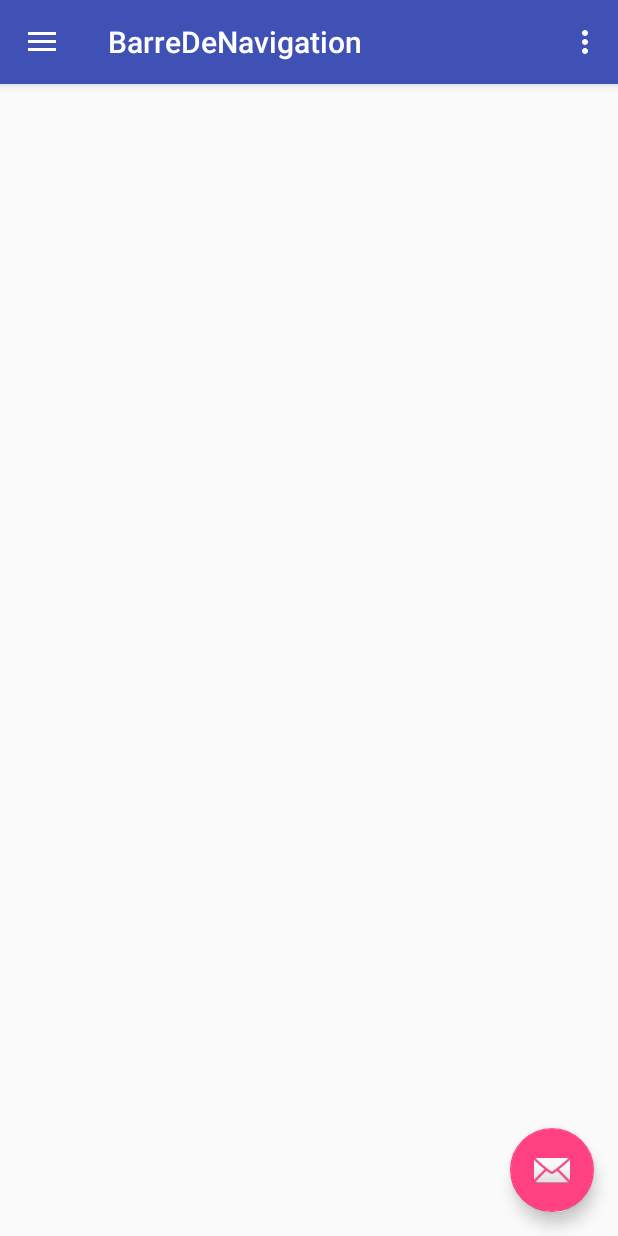
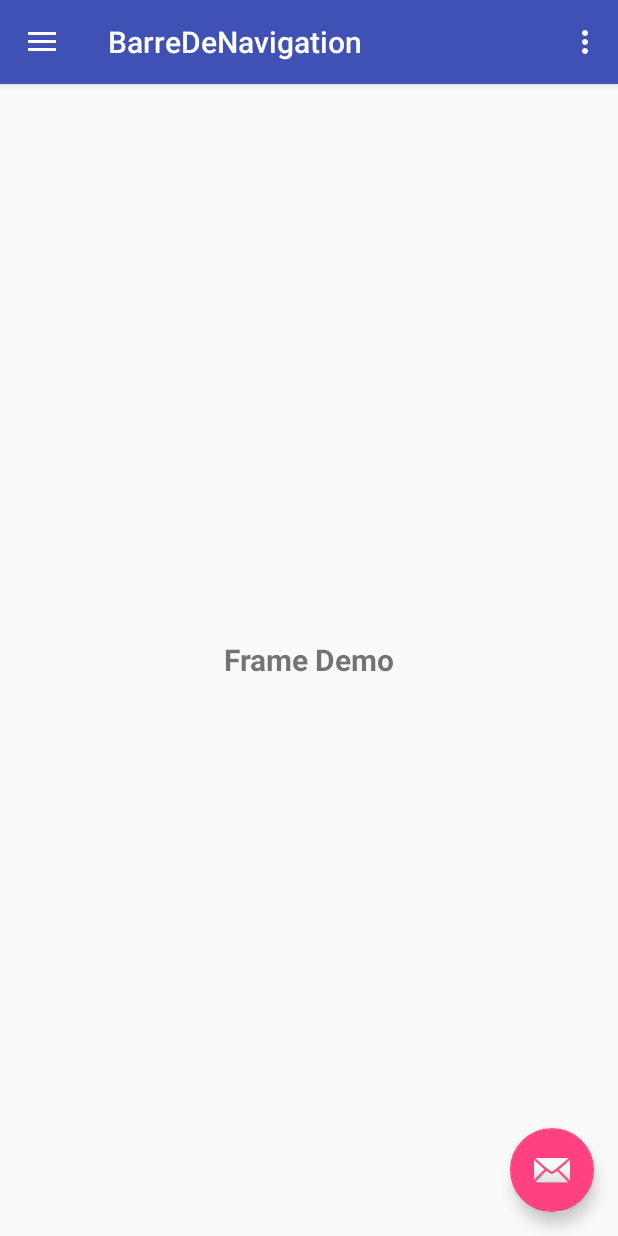
Before and after one commit to zezain/ListView3, an Android app: the screen it shows after launch (BarreDeNavigation), in the side drawer, after a tap on "Gallery", on a phone screen of 412 x 824 dp. Run offline under Robolectric (Android 15) with nearby library versions, the phone set to English and light mode, and no system bars.

Commit message:
Test ouverture fragment

```diff
--- a/app/src/main/java/com/exemple/listview/BarreDeNavigation.java
+++ b/app/src/main/java/com/exemple/listview/BarreDeNavigation.java
@@ -4,6 +4,7 @@ import android.content.Intent;
 import android.os.Bundle;
 import android.support.design.widget.FloatingActionButton;
 import android.support.design.widget.Snackbar;
+import android.support.v4.app.FragmentManager;
 import android.view.View;
 import android.support.design.widget.NavigationView;
 import android.support.v4.view.GravityCompat;
@@ -80,11 +81,13 @@ public class BarreDeNavigation extends AppCompatActivity
     public boolean onNavigationItemSelected(MenuItem item) {
         // Handle navigation view item clicks here.
         int id = item.getItemId();
+        FragmentManager fragmentManager = getSupportFragmentManager();
 
         if (id == R.id.nav_camera) {
             Intent intent = new Intent(BarreDeNavigation.this, DataListView.class);
             startActivity(intent);
         } else if (id == R.id.nav_gallery) {
+            fragmentManager.beginTransaction().replace(R.id.content_frame, new ItemFragment()).commit();
 
         } else if (id == R.id.nav_slideshow) {
 
--- a/app/src/main/res/layout/content_barre_de_navigation.xml
+++ b/app/src/main/res/layout/content_barre_de_navigation.xml
@@ -8,4 +8,17 @@
     tools:context="com.exemple.listview.BarreDeNavigation"
     tools:showIn="@layout/app_bar_barre_de_navigation">
 
+    <FrameLayout xmlns:android="http://schemas.android.com/apk/res/android"
+        android:id="@+id/content_frame"
+        android:layout_width="fill_parent"
+        android:layout_height="fill_parent">
+
+        <TextView
+            android:text="Frame Demo"
+            android:textSize="30px"
+            android:textStyle="bold"
+            android:layout_height="fill_parent"
+            android:layout_width="fill_parent"
+            android:gravity="center"/>
+    </FrameLayout>
 </android.support.constraint.ConstraintLayout>
```
